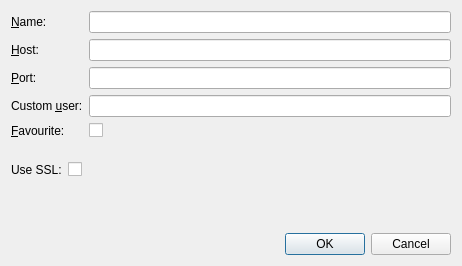
The window that Viewer/ecflowUI/src/ServerEditDialog.ui (ecmwf/ecflow) describes before a commit, drawn with Qt 5.
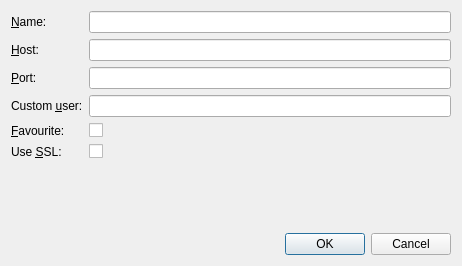
The same window after the commit. Custom widgets are drawn as their Qt base class.

What changed in the file:
```diff
--- a/Viewer/ecflowUI/src/ServerEditDialog.ui
+++ b/Viewer/ecflowUI/src/ServerEditDialog.ui
@@ -58,23 +58,6 @@
      <item row="2" column="1">
       <widget class="QLineEdit" name="portEdit"/>
      </item>
-     <item row="4" column="0">
-      <widget class="QLabel" name="label_4">
-       <property name="text">
-        <string>&amp;Favourite:</string>
-       </property>
-       <property name="buddy">
-        <cstring>favCh</cstring>
-       </property>
-      </widget>
-     </item>
-     <item row="4" column="1">
-      <widget class="QCheckBox" name="favCh">
-       <property name="text">
-        <string/>
-       </property>
-      </widget>
-     </item>
      <item row="3" column="0">
       <widget class="QLabel" name="label_5">
        <property name="text">
@@ -88,6 +71,43 @@
      <item row="3" column="1">
       <widget class="QLineEdit" name="userEdit"/>
      </item>
+     <item row="4" column="0">
+      <widget class="QLabel" name="label_4">
+       <property name="text">
+        <string>&amp;Favourite:</string>
+       </property>
+       <property name="buddy">
+        <cstring>favCh</cstring>
+       </property>
+      </widget>
+     </item>
+     <item row="4" column="1">
+      <widget class="QCheckBox" name="favCh">
+       <property name="text">
+        <string/>
+       </property>
+      </widget>
+     </item>
+     <item row="5" column="0">
+      <widget class="QLabel" name="sslLabel">
+       <property name="text">
+        <string>Use &amp;SSL:</string>
+       </property>
+       <property name="buddy">
+        <cstring>sslCh</cstring>
+       </property>
+      </widget>
+     </item>
+     <item row="5" column="1">
+      <widget class="QCheckBox" name="sslCh">
+       <property name="text">
+        <string/>
+       </property>
+      </widget>
+     </item>
+     <item row="6" column="1">
+      <widget class="MessageLabel" name="sslMessageLabel" native="true"/>
+     </item>
     </layout>
    </item>
    <item>
@@ -107,51 +127,7 @@
     </spacer>
    </item>
    <item>
-    <widget class="MessageLabel" name="sslMessageLabel" native="true"/>
-   </item>
-   <item>
-    <layout class="QHBoxLayout" name="horizontalLayout">
-     <item>
-      <widget class="QLabel" name="sslLabel">
-       <property name="text">
-        <string>Use SSL:</string>
-       </property>
-      </widget>
-     </item>
-     <item>
-      <widget class="QCheckBox" name="sslCh">
-       <property name="text">
-        <string/>
-       </property>
-      </widget>
-     </item>
-     <item>
-      <spacer name="horizontalSpacer">
-       <property name="orientation">
-        <enum>Qt::Horizontal</enum>
-       </property>
-       <property name="sizeHint" stdset="0">
-        <size>
-         <width>40</width>
-         <height>20</height>
-        </size>
-       </property>
-      </spacer>
-     </item>
-    </layout>
-   </item>
-   <item>
-    <spacer name="verticalSpacer_2">
-     <property name="orientation">
-      <enum>Qt::Vertical</enum>
-     </property>
-     <property name="sizeHint" stdset="0">
-      <size>
-       <width>20</width>
-       <height>40</height>
-      </size>
-     </property>
-    </spacer>
+    <layout class="QHBoxLayout" name="horizontalLayout"/>
    </item>
    <item>
     <widget class="QDialogButtonBox" name="buttonBox">
```
